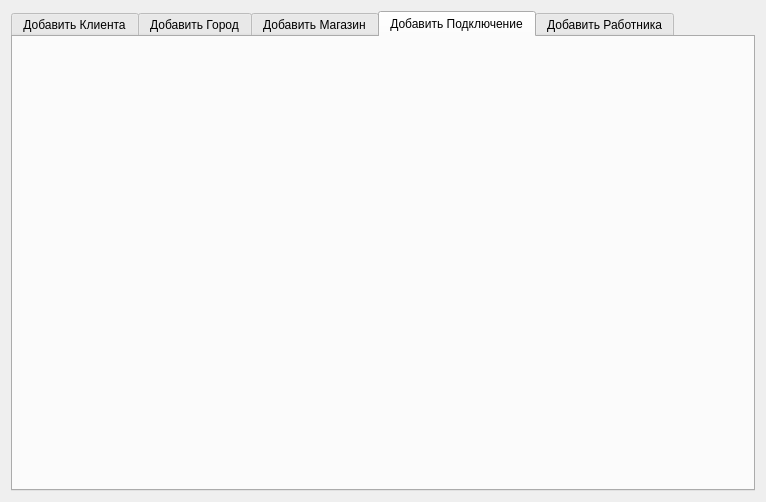
Above: edit_db.ui from Bigmagyshka/Quick-AD-Access before the change. Below: the same form after it.
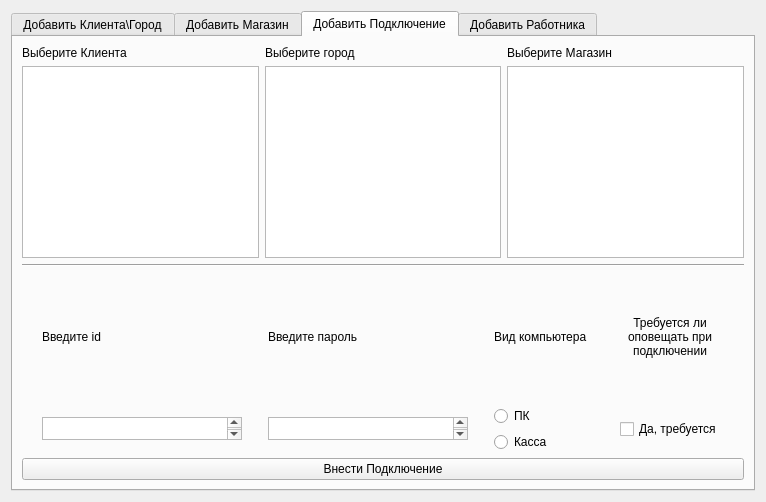
That is the form after the change. The open tabs and pages were chosen to show the change.

```diff
--- a/edit_db.ui
+++ b/edit_db.ui
@@ -19,69 +19,9 @@
      <property name="currentIndex">
       <number>0</number>
      </property>
-     <widget class="QWidget" name="tab">
-      <attribute name="title">
-       <string>Добавить Клиента</string>
-      </attribute>
-      <layout class="QHBoxLayout" name="horizontalLayout_3">
-       <item>
-        <layout class="QVBoxLayout" name="verticalLayout">
-         <item>
-          <layout class="QHBoxLayout" name="horizontalLayout_2">
-           <item>
-            <layout class="QVBoxLayout" name="verticalLayout_2">
-             <item>
-              <widget class="QLabel" name="label">
-               <property name="text">
-                <string>TextLabel</string>
-               </property>
-              </widget>
-             </item>
-             <item>
-              <widget class="QTableWidget" name="tableWidget"/>
-             </item>
-            </layout>
-           </item>
-          </layout>
-         </item>
-         <item>
-          <widget class="Line" name="line">
-           <property name="orientation">
-            <enum>Qt::Horizontal</enum>
-           </property>
-          </widget>
-         </item>
-         <item>
-          <widget class="QTextBrowser" name="textBrowser">
-           <property name="maximumSize">
-            <size>
-             <width>16777215</width>
-             <height>40</height>
-            </size>
-           </property>
-           <property name="html">
-            <string>&lt;!DOCTYPE HTML PUBLIC &quot;-//W3C//DTD HTML 4.0//EN&quot; &quot;http://www.w3.org/TR/REC-html40/strict.dtd&quot;&gt;
-&lt;html&gt;&lt;head&gt;&lt;meta name=&quot;qrichtext&quot; content=&quot;1&quot; /&gt;&lt;style type=&quot;text/css&quot;&gt;
-p, li { white-space: pre-wrap; }
-&lt;/style&gt;&lt;/head&gt;&lt;body style=&quot; font-family:'MS Shell Dlg 2'; font-size:8.25pt; font-weight:400; font-style:normal;&quot;&gt;
-&lt;p style=&quot; margin-top:0px; margin-bottom:0px; margin-left:0px; margin-right:0px; -qt-block-indent:0; text-indent:0px;&quot;&gt;Введите имя&lt;/p&gt;&lt;/body&gt;&lt;/html&gt;</string>
-           </property>
-          </widget>
-         </item>
-         <item>
-          <widget class="QPushButton" name="pushButton">
-           <property name="text">
-            <string>Внести клиента</string>
-           </property>
-          </widget>
-         </item>
-        </layout>
-       </item>
-      </layout>
-     </widget>
      <widget class="QWidget" name="tab_2">
       <attribute name="title">
-       <string>Добавить Город</string>
+       <string>Добавить Клиента\Город</string>
       </attribute>
       <layout class="QHBoxLayout" name="horizontalLayout_5">
        <item>
@@ -193,9 +133,9 @@
            <item>
             <layout class="QVBoxLayout" name="verticalLayout_8">
              <item>
-              <widget class="QLabel" name="label_5">
+              <widget class="QLabel" name="label_15">
                <property name="text">
-                <string>TextLabel</string>
+                <string>Имеющиеся магазины</string>
                </property>
               </widget>
              </item>
@@ -245,6 +185,212 @@
       <attribute name="title">
        <string>Добавить Подключение</string>
       </attribute>
+      <layout class="QGridLayout" name="gridLayout">
+       <item row="0" column="0">
+        <layout class="QVBoxLayout" name="verticalLayout_9">
+         <item>
+          <layout class="QHBoxLayout" name="horizontalLayout_10">
+           <item>
+            <layout class="QVBoxLayout" name="verticalLayout_11">
+             <item>
+              <widget class="QLabel" name="label_7">
+               <property name="text">
+                <string>Выберите Клиента</string>
+               </property>
+              </widget>
+             </item>
+             <item>
+              <widget class="QTableWidget" name="tableWidget_7"/>
+             </item>
+            </layout>
+           </item>
+           <item>
+            <layout class="QVBoxLayout" name="verticalLayout_12">
+             <item>
+              <widget class="QLabel" name="label_8">
+               <property name="text">
+                <string>Выберите город</string>
+               </property>
+              </widget>
+             </item>
+             <item>
+              <widget class="QTableWidget" name="tableWidget_8"/>
+             </item>
+            </layout>
+           </item>
+           <item>
+            <layout class="QVBoxLayout" name="verticalLayout_13">
+             <item>
+              <widget class="QLabel" name="label_9">
+               <property name="text">
+                <string>Выберите Магазин</string>
+               </property>
+              </widget>
+             </item>
+             <item>
+              <widget class="QTableWidget" name="tableWidget_9"/>
+             </item>
+            </layout>
+           </item>
+          </layout>
+         </item>
+         <item>
+          <widget class="Line" name="line_4">
+           <property name="orientation">
+            <enum>Qt::Horizontal</enum>
+           </property>
+          </widget>
+         </item>
+         <item>
+          <layout class="QGridLayout" name="gridLayout_3">
+           <item row="0" column="2">
+            <widget class="QLabel" name="label_14">
+             <property name="maximumSize">
+              <size>
+               <width>100</width>
+               <height>16777215</height>
+              </size>
+             </property>
+             <property name="text">
+              <string>Вид компьютера</string>
+             </property>
+            </widget>
+           </item>
+           <item row="1" column="0">
+            <widget class="QTextEdit" name="textEdit">
+             <property name="maximumSize">
+              <size>
+               <width>200</width>
+               <height>23</height>
+              </size>
+             </property>
+             <property name="focusPolicy">
+              <enum>Qt::ClickFocus</enum>
+             </property>
+            </widget>
+           </item>
+           <item row="0" column="3">
+            <widget class="QLabel" name="label_5">
+             <property name="maximumSize">
+              <size>
+               <width>100</width>
+               <height>16777215</height>
+              </size>
+             </property>
+             <property name="text">
+              <string>Требуется ли оповещать при подключении</string>
+             </property>
+             <property name="textFormat">
+              <enum>Qt::PlainText</enum>
+             </property>
+             <property name="alignment">
+              <set>Qt::AlignCenter</set>
+             </property>
+             <property name="wordWrap">
+              <bool>true</bool>
+             </property>
+             <property name="indent">
+              <number>-1</number>
+             </property>
+             <property name="openExternalLinks">
+              <bool>false</bool>
+             </property>
+            </widget>
+           </item>
+           <item row="1" column="2">
+            <layout class="QVBoxLayout" name="verticalLayout">
+             <item>
+              <widget class="QRadioButton" name="radioButton">
+               <property name="maximumSize">
+                <size>
+                 <width>100</width>
+                 <height>16777215</height>
+                </size>
+               </property>
+               <property name="text">
+                <string>ПК</string>
+               </property>
+              </widget>
+             </item>
+             <item>
+              <widget class="QRadioButton" name="radioButton_2">
+               <property name="maximumSize">
+                <size>
+                 <width>100</width>
+                 <height>16777215</height>
+                </size>
+               </property>
+               <property name="text">
+                <string>Касса</string>
+               </property>
+              </widget>
+             </item>
+            </layout>
+           </item>
+           <item row="1" column="3">
+            <widget class="QCheckBox" name="checkBox">
+             <property name="maximumSize">
+              <size>
+               <width>100</width>
+               <height>16777215</height>
+              </size>
+             </property>
+             <property name="text">
+              <string>Да, требуется</string>
+             </property>
+            </widget>
+           </item>
+           <item row="0" column="1">
+            <widget class="QLabel" name="label_13">
+             <property name="maximumSize">
+              <size>
+               <width>200</width>
+               <height>16777215</height>
+              </size>
+             </property>
+             <property name="text">
+              <string>Введите пароль</string>
+             </property>
+            </widget>
+           </item>
+           <item row="0" column="0">
+            <widget class="QLabel" name="label">
+             <property name="maximumSize">
+              <size>
+               <width>200</width>
+               <height>16777215</height>
+              </size>
+             </property>
+             <property name="text">
+              <string>Введите id</string>
+             </property>
+            </widget>
+           </item>
+           <item row="1" column="1">
+            <widget class="QTextEdit" name="textEdit_2">
+             <property name="maximumSize">
+              <size>
+               <width>200</width>
+               <height>23</height>
+              </size>
+             </property>
+             <property name="focusPolicy">
+              <enum>Qt::ClickFocus</enum>
+             </property>
+            </widget>
+           </item>
+          </layout>
+         </item>
+         <item>
+          <widget class="QPushButton" name="pushButton_6">
+           <property name="text">
+            <string>Внести Подключение</string>
+           </property>
+          </widget>
+         </item>
+        </layout>
+       </item>
+      </layout>
      </widget>
      <widget class="QWidget" name="tab_5">
       <attribute name="title">
```
Left out of the diff: 194 changed lines with no effect on the pictures.
